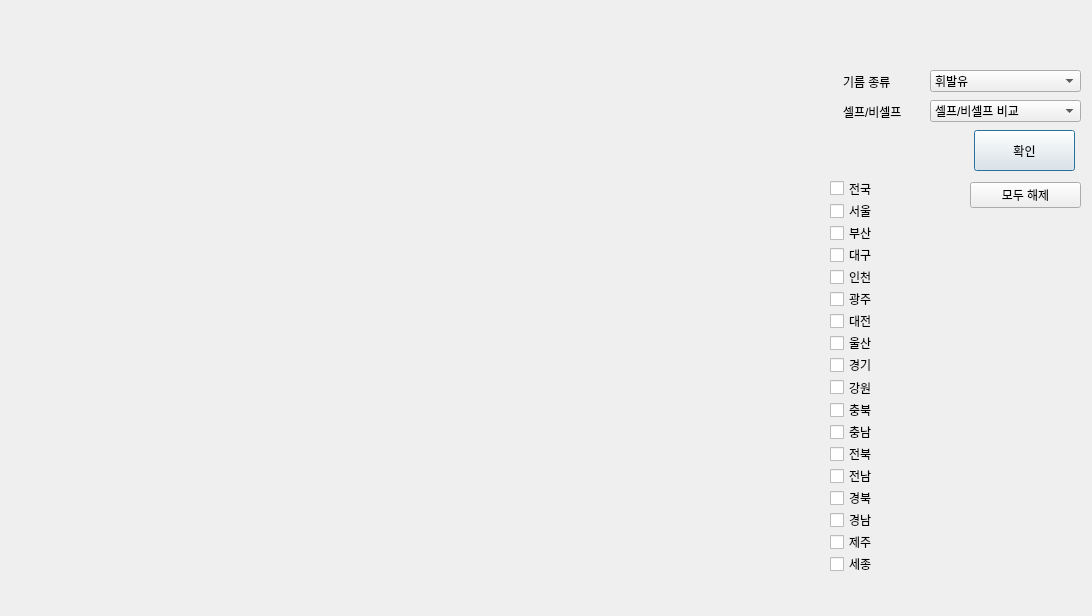
First picture: the form in ui/oil_stat.ui, repository wbsim12/oilProject, before the edit.
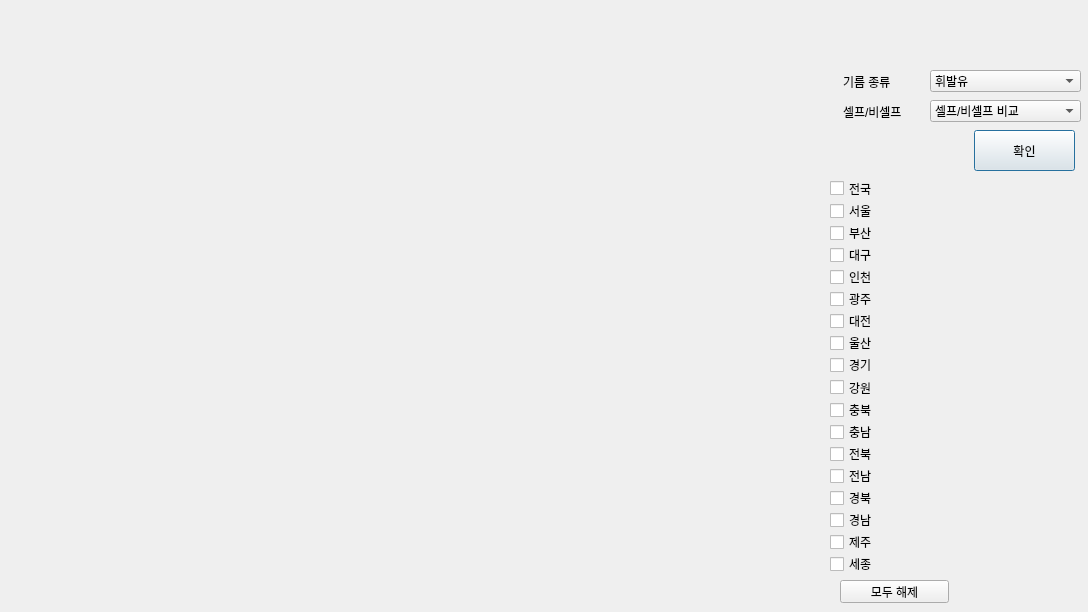
Second picture: the form after the edit.

Commit message: [UI] ãoil_statì page를 main 탭으로 이동

What changed in the file:
```diff
--- a/ui/oil_stat.ui
+++ b/ui/oil_stat.ui
@@ -6,8 +6,8 @@
    <rect>
     <x>0</x>
     <y>0</y>
-    <width>1092</width>
-    <height>616</height>
+    <width>1088</width>
+    <height>612</height>
    </rect>
   </property>
   <property name="windowTitle">
@@ -246,25 +246,6 @@
     </item>
    </layout>
   </widget>
-  <widget class="QWidget" name="verticalLayoutWidget_3">
-   <property name="geometry">
-    <rect>
-     <x>970</x>
-     <y>180</y>
-     <width>111</width>
-     <height>31</height>
-    </rect>
-   </property>
-   <layout class="QVBoxLayout" name="verticalLayout_2">
-    <item>
-     <widget class="QPushButton" name="unselect_all">
-      <property name="text">
-       <string>모두 해제</string>
-      </property>
-     </widget>
-    </item>
-   </layout>
-  </widget>
   <widget class="QLabel" name="explanation">
    <property name="geometry">
     <rect>
@@ -278,6 +259,19 @@
     <string/>
    </property>
   </widget>
+  <widget class="QPushButton" name="unselect_all">
+   <property name="geometry">
+    <rect>
+     <x>840</x>
+     <y>580</y>
+     <width>109</width>
+     <height>23</height>
+    </rect>
+   </property>
+   <property name="text">
+    <string>모두 해제</string>
+   </property>
+  </widget>
  </widget>
  <resources/>
  <connections/>
```
The commit also changes 2 other files.
